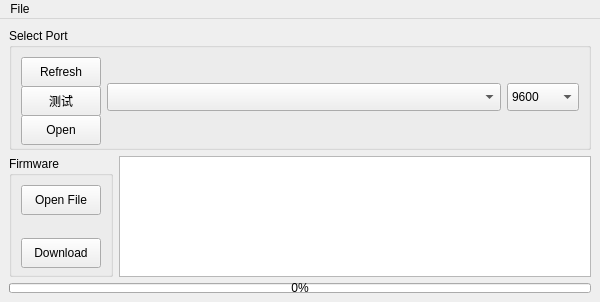
Before: the Qt Designer form CHFirmwareUpdater/mainwindow.ui in dongFangTuring/CHCenter, drawn with Qt 5.
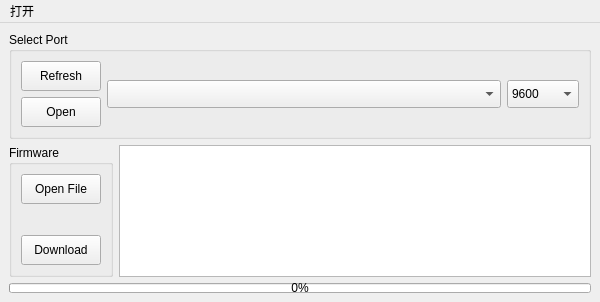
After: the same form once the commit is applied.

Commit message:
update kboot_protocol class
1. warp more API inside, only expose connect and download

Diff of the .ui file:
```diff
--- a/CHFirmwareUpdater/mainwindow.ui
+++ b/CHFirmwareUpdater/mainwindow.ui
@@ -54,19 +54,6 @@
            </property>
           </widget>
          </item>
-         <item>
-          <widget class="QPushButton" name="btn_test">
-           <property name="minimumSize">
-            <size>
-             <width>0</width>
-             <height>30</height>
-            </size>
-           </property>
-           <property name="text">
-            <string>测试</string>
-           </property>
-          </widget>
-         </item>
          <item>
           <widget class="QPushButton" name="btn_serial_open">
            <property name="minimumSize">
@@ -235,13 +222,13 @@
      <height>25</height>
     </rect>
    </property>
-   <widget class="QMenu" name="menuFile">
+   <widget class="QMenu" name="menu">
     <property name="title">
-     <string>File</string>
+     <string>打开</string>
     </property>
     <addaction name="actionOpen"/>
    </widget>
-   <addaction name="menuFile"/>
+   <addaction name="menu"/>
   </widget>
   <action name="actionOpen">
    <property name="text">
```
Left out of the diff: 6 changed lines with no effect on the pictures. The commit also changes 13 other files.
